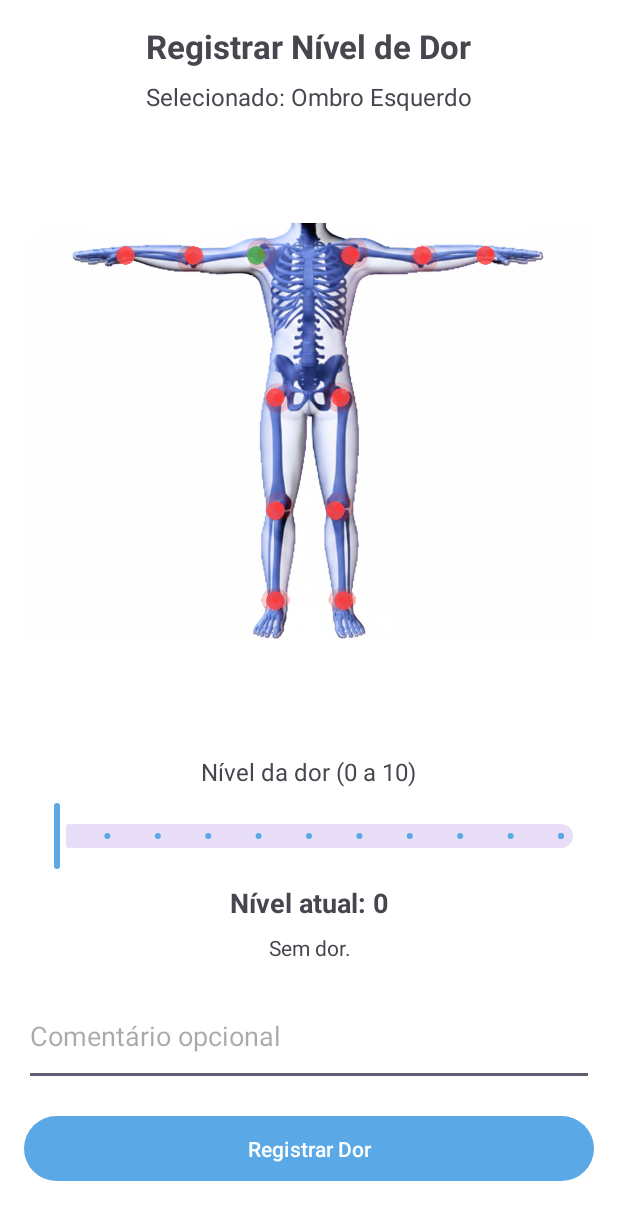
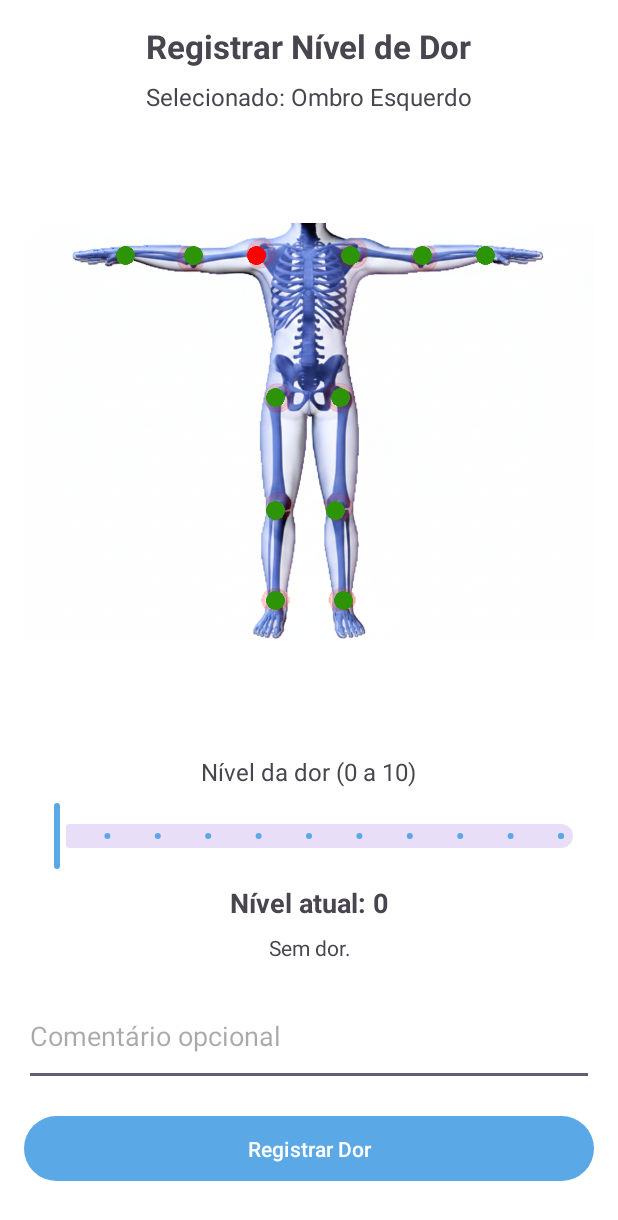
Before and after one commit to Gabriel-kuhn/CuidArtrite, an Android app: the AddPainAssessmentActivity screen opened directly, with no data from a screen before it, after a tap on "Ombro esquerdo", on a phone screen of 412 x 824 dp. Shown: the top 1220 px of the screen. Run offline under Robolectric (Android 15) with nearby library versions, the phone set to English and light mode, and no system bars; libraries missing offline, so code that uses them is left out: es.dmoral.toasty.

Commit message:
alterações finais

```diff
--- a/Android/app/src/main/java/com/example/cuidartrite/network/models/TecnicaDetalheResponse.kt
+++ b/Android/app/src/main/java/com/example/cuidartrite/network/models/TecnicaDetalheResponse.kt
@@ -13,7 +13,7 @@ data class TecnicaDetalheResponse(
     val videoUrl: String?,
     @SerializedName("como_fazer")
     val comoFazer: String,
-    val dica: String,
+    val dica: String?,
     @SerializedName("quanto_tempo")
     val quantoTempo: String,
     @SerializedName("tipo_tecnica")
--- a/Android/app/src/main/java/com/example/cuidartrite/view/AddPainAssessmentActivity.kt
+++ b/Android/app/src/main/java/com/example/cuidartrite/view/AddPainAssessmentActivity.kt
@@ -61,7 +61,7 @@ class AddPainAssessmentActivity : AppCompatActivity() {
             selectedJoints.remove(joint)
         } else {
             // Select
-            joint.setColorFilter(Color.parseColor("#4CAF50"), PorterDuff.Mode.SRC_ATOP)
+            joint.setColorFilter(Color.parseColor("#FF0000"), PorterDuff.Mode.SRC_ATOP)
             selectedJoints.add(joint)
         }
 
--- a/Android/app/src/main/java/com/example/cuidartrite/view/PracticingTechiniqueActivity.kt
+++ b/Android/app/src/main/java/com/example/cuidartrite/view/PracticingTechiniqueActivity.kt
@@ -48,7 +48,7 @@ class PracticingTechiniqueActivity : AppCompatActivity() {
 
         binding.tvBeneficios.text = exercise.beneficios
         binding.tvComoFazer.text = exercise.comoFazer
-        binding.tvDica.text = exercise.dica
+        binding.tvDica.text = exercise.dica ?: ""
         binding.tvTitle.text = exercise.titulo
 
         binding.btnStartFinish.text = "Iniciar prática"
--- a/Android/app/src/main/java/com/example/cuidartrite/view/adapter/ExerciseListAdapter.kt
+++ b/Android/app/src/main/java/com/example/cuidartrite/view/adapter/ExerciseListAdapter.kt
@@ -1,5 +1,6 @@
 package com.example.cuidartrite.view.adapter
 
+import android.util.Log
 import android.view.LayoutInflater
 import android.view.ViewGroup
 import androidx.recyclerview.widget.RecyclerView
@@ -21,6 +22,7 @@ class ExerciseListAdapter(
             binding.tvBenefitsTime.text = item.beneficios
             binding.tvDurationTime.text = item.quantoTempo
 
+            try {
                 val videoId = item.videoUrl
                 val thumbnailUrl = "https://img.youtube.com/vi/$videoId/hqdefault.jpg"
 
@@ -29,6 +31,10 @@ class ExerciseListAdapter(
                     .placeholder(R.drawable.ic_stretching)
                     .centerCrop()
                     .into(binding.ivThumbnail)
+
+            } catch (e: Exception) {
+                Log.e("ThumbnailUrl", e.toString())
+            }
 
             binding.cvBreathingTechniques.setOnClickListener {
                 onItemClick(item)
--- /dev/null
+++ b/Android/app/src/main/res/drawable/web_asset_off.xml
@@ -0,0 +1,5 @@
+<vector xmlns:android="http://schemas.android.com/apk/res/android" android:height="24dp" android:tint="#000000" android:viewportHeight="24" android:viewportWidth="24" android:width="24dp">
+
+    <path android:fillColor="@android:color/white" android:pathData="M6.83,4H20c1.11,0 2,0.9 2,2v12c0,0.34 -0.09,0.66 -0.23,0.94L20,17.17V8h-9.17L6.83,4zM19.78,22.61L17.17,20H4c-1.11,0 -2,-0.9 -2,-2V6c0,-0.34 0.08,-0.66 0.23,-0.94L1.39,4.22C1,3.83 1,3.2 1.39,2.81l0,0c0.39,-0.39 1.02,-0.39 1.41,0l18.38,18.38c0.39,0.39 0.39,1.02 0,1.41l0,0C20.8,23 20.17,23 19.78,22.61zM15.17,18l-10,-10H4v10H15.17z"/>
+
+</vector>
```
Also changed, not shown: Android/app/src/main/res/drawable/joint_dot.png. Lines whose indentation alone changed are shown as unchanged.
